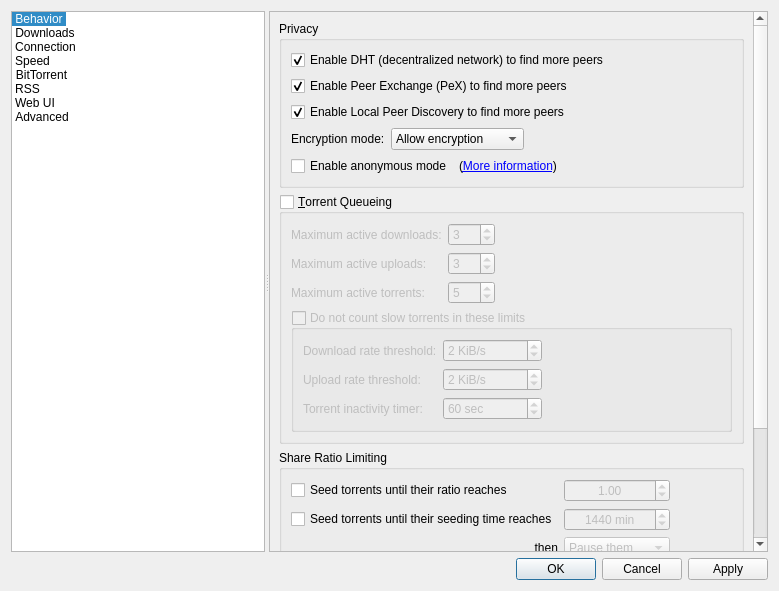
Old version of the form src/gui/optionsdialog.ui in the repository SysAdminDoc/qBittorrent-Vanced.
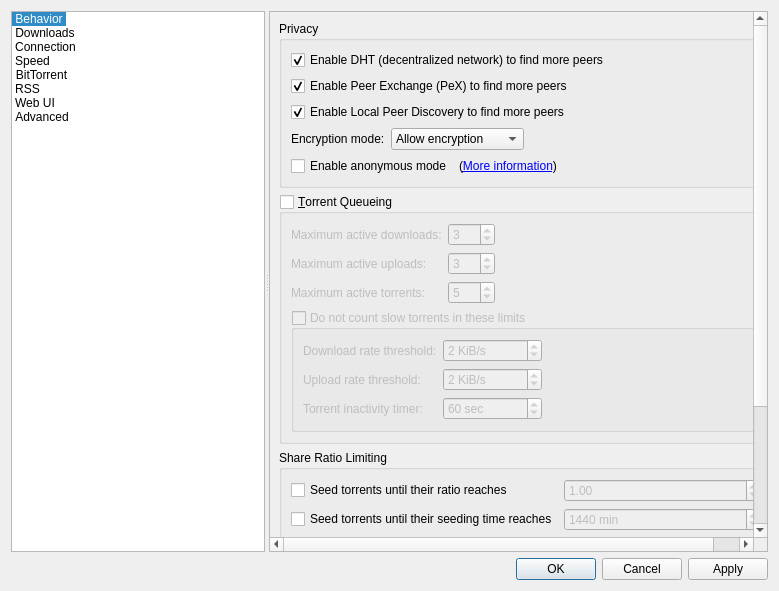
New version of the form. The open tabs and pages were chosen to show the change. Custom widgets are drawn as their Qt base class.

Patch:
```diff
--- a/src/gui/optionsdialog.ui
+++ b/src/gui/optionsdialog.ui
@@ -2455,9 +2455,6 @@
                  <property name="enabled">
                   <bool>false</bool>
                  </property>
-                 <property name="alignment">
-                  <set>Qt::AlignCenter</set>
-                 </property>
                  <property name="suffix">
                   <string extracomment="minutes"> min</string>
                  </property>
@@ -2501,6 +2498,11 @@
                    <string>Remove them</string>
                   </property>
                  </item>
+                 <item>
+                  <property name="text">
+                   <string>Enable super seeding for them</string>
+                  </property>
+                 </item>
                 </widget>
                </item>
                <item row="1" column="0">
@@ -2515,9 +2517,6 @@
                  <property name="enabled">
                   <bool>false</bool>
                  </property>
-                 <property name="alignment">
-                  <set>Qt::AlignHCenter</set>
-                 </property>
                  <property name="maximum">
                   <double>9998.000000000000000</double>
                  </property>
```
